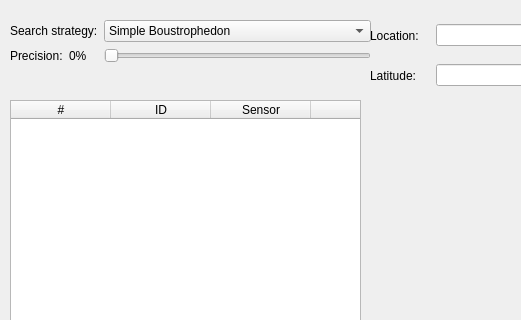
The window that src/ui/configwidget.ui (jspngh/shae-workstation) describes before a commit, drawn with Qt 5; both pictures show x 0 to 521 and y 0 to 320 of the 988 by 627 pixel window.
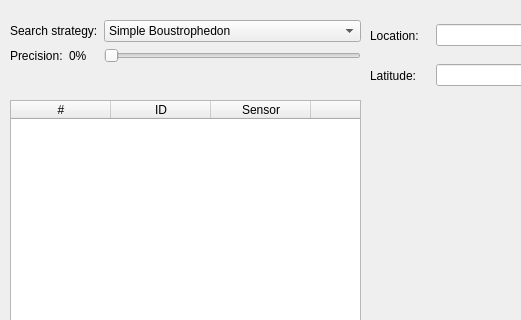
The same window after the commit. Icons and pictures are not drawn.

Commit message: config files extra reading

Patch:
```diff
--- a/src/ui/configwidget.ui
+++ b/src/ui/configwidget.ui
@@ -60,7 +60,7 @@
     <rect>
      <x>10</x>
      <y>20</y>
-     <width>361</width>
+     <width>351</width>
      <height>71</height>
     </rect>
    </property>
```
The commit also changes 2 other files.
